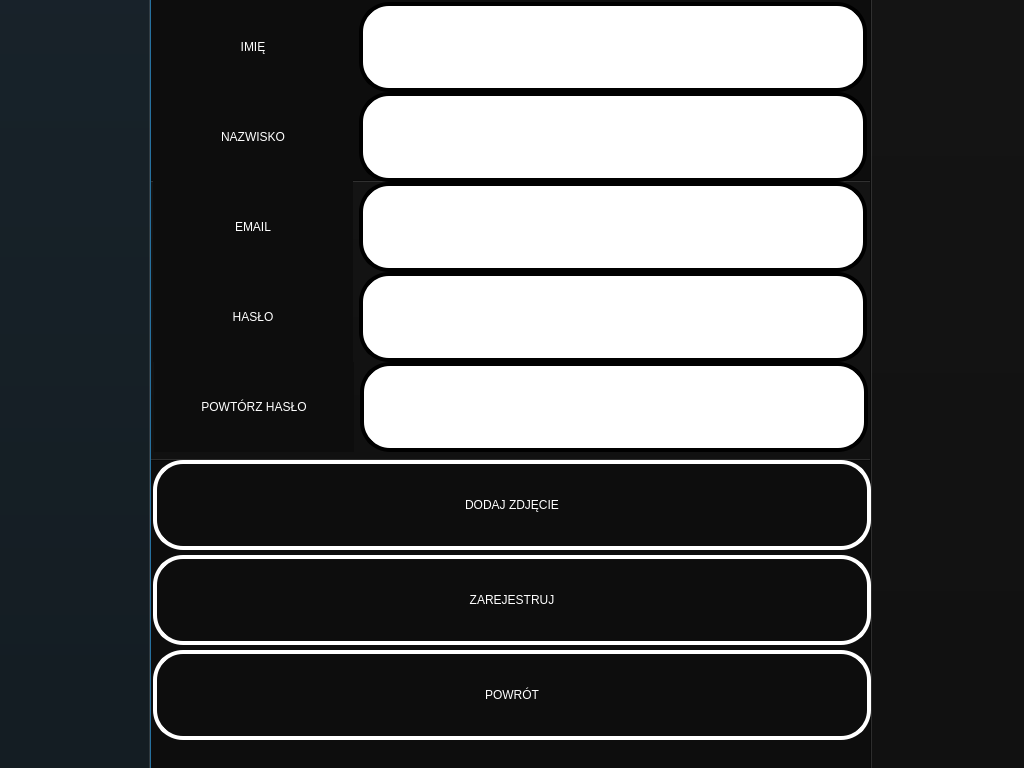
Old version of the form Raspberry QT/RegistrationScreen.ui in the repository lukaszwazny/E-kiosk.
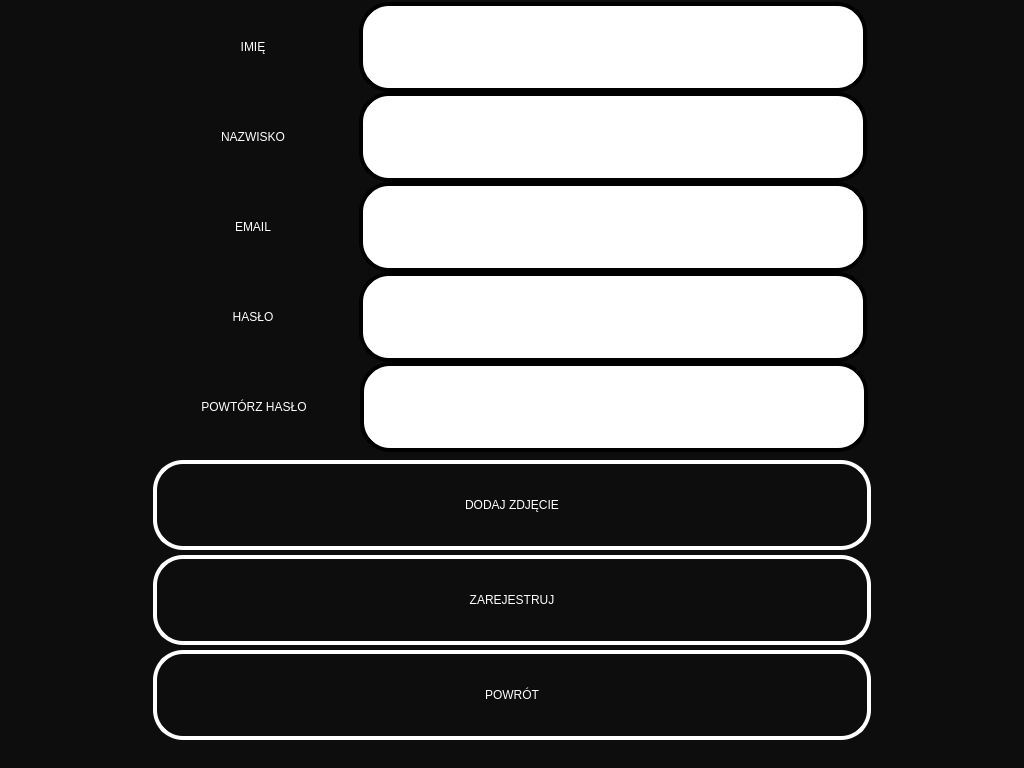
New version of the form.

What changed in the file:
```diff
--- a/Raspberry QT/RegistrationScreen.ui
+++ b/Raspberry QT/RegistrationScreen.ui
@@ -28,38 +28,6 @@
   <property name="styleSheet">
    <string notr="true">background-color: rgb(13, 13, 13);</string>
   </property>
-  <widget class="QPushButton" name="pushButton_3">
-   <property name="geometry">
-    <rect>
-     <x>-10</x>
-     <y>-10</y>
-     <width>161</width>
-     <height>791</height>
-    </rect>
-   </property>
-   <property name="styleSheet">
-    <string notr="true">background-color: rgb(13, 13, 13);</string>
-   </property>
-   <property name="text">
-    <string/>
-   </property>
-  </widget>
-  <widget class="QPushButton" name="pushButton_6">
-   <property name="geometry">
-    <rect>
-     <x>870</x>
-     <y>-10</y>
-     <width>161</width>
-     <height>781</height>
-    </rect>
-   </property>
-   <property name="styleSheet">
-    <string notr="true">background-color: rgb(13, 13, 13);</string>
-   </property>
-   <property name="text">
-    <string/>
-   </property>
-  </widget>
   <widget class="QPushButton" name="powrot">
    <property name="geometry">
     <rect>
@@ -379,12 +347,7 @@
 
 border-style: solid;
 border-width:4px;
-border-radius:30px;
-
-max-width:500px;
-max-height:82px;
-min-width:500px;
-min-height:82px;</string>
+border-radius:30px;</string>
    </property>
    <property name="echoMode">
     <enum>QLineEdit::Normal</enum>
@@ -532,38 +495,6 @@
     <enum>QLineEdit::Password</enum>
    </property>
   </widget>
-  <widget class="QPushButton" name="buttonHaslo">
-   <property name="geometry">
-    <rect>
-     <x>140</x>
-     <y>180</y>
-     <width>741</width>
-     <height>281</height>
-    </rect>
-   </property>
-   <property name="styleSheet">
-    <string notr="true">background-color: rgb(13, 13, 13);</string>
-   </property>
-   <property name="text">
-    <string/>
-   </property>
-  </widget>
-  <zorder>buttonHaslo</zorder>
-  <zorder>pushButton_3</zorder>
-  <zorder>pushButton_6</zorder>
-  <zorder>powrot</zorder>
-  <zorder>pushButton</zorder>
-  <zorder>dodajZdjecie</zorder>
-  <zorder>imieLabel</zorder>
-  <zorder>imie</zorder>
-  <zorder>hasloLabel</zorder>
-  <zorder>haslo</zorder>
-  <zorder>nazwiskoLabel</zorder>
-  <zorder>nazwisko</zorder>
-  <zorder>emailLabel</zorder>
-  <zorder>email</zorder>
-  <zorder>powtHasloLabel</zorder>
-  <zorder>powtHaslo</zorder>
  </widget>
  <resources/>
  <connections/>
```
Left out of the diff: 27 changed lines with no effect on the pictures.
